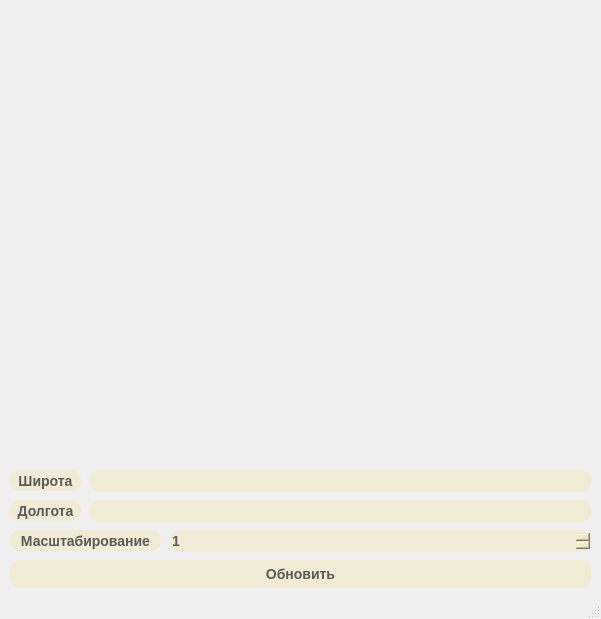
The window that untitled.ui (k-e-n-p-a-c-h-i/Maps_API) describes before a commit, drawn with Qt 5.
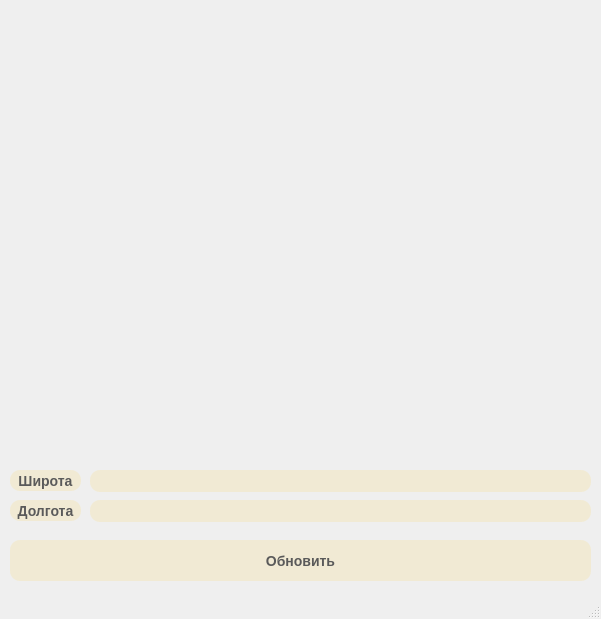
The same window after the commit.

```diff
--- a/untitled.ui
+++ b/untitled.ui
@@ -130,69 +130,13 @@
 font:bold 14px;</string>
     </property>
    </widget>
-   <widget class="QLabel" name="label_4">
-    <property name="geometry">
-     <rect>
-      <x>10</x>
-      <y>530</y>
-      <width>151</width>
-      <height>21</height>
-     </rect>
-    </property>
-    <property name="styleSheet">
-     <string notr="true">background-color: rgba(242, 232, 201, 180);
-color: rgb(90, 90, 90);
-border-style: outset;
-border-widht:2px;
-border-radius:10px;
-border-color:black;
-font:bold 14px;</string>
-    </property>
-    <property name="text">
-     <string>Масштабирование</string>
-    </property>
-    <property name="textFormat">
-     <enum>Qt::AutoText</enum>
-    </property>
-    <property name="scaledContents">
-     <bool>false</bool>
-    </property>
-    <property name="alignment">
-     <set>Qt::AlignCenter</set>
-    </property>
-   </widget>
-   <widget class="QSpinBox" name="spinBox">
-    <property name="geometry">
-     <rect>
-      <x>170</x>
-      <y>530</y>
-      <width>421</width>
-      <height>22</height>
-     </rect>
-    </property>
-    <property name="styleSheet">
-     <string notr="true">background-color: rgba(242, 232, 201, 180);
-color: rgb(90, 90, 90);
-border-style: outset;
-border-widht:2px;
-border-radius:10px;
-border-color:black;
-font:bold 14px;</string>
-    </property>
-    <property name="minimum">
-     <number>1</number>
-    </property>
-    <property name="maximum">
-     <number>17</number>
-    </property>
-   </widget>
    <widget class="QPushButton" name="pushButton">
     <property name="geometry">
      <rect>
       <x>10</x>
-      <y>560</y>
+      <y>540</y>
       <width>581</width>
-      <height>28</height>
+      <height>41</height>
      </rect>
     </property>
     <property name="styleSheet">
```
Left out of the diff: 10 changed lines with no effect on the pictures.
